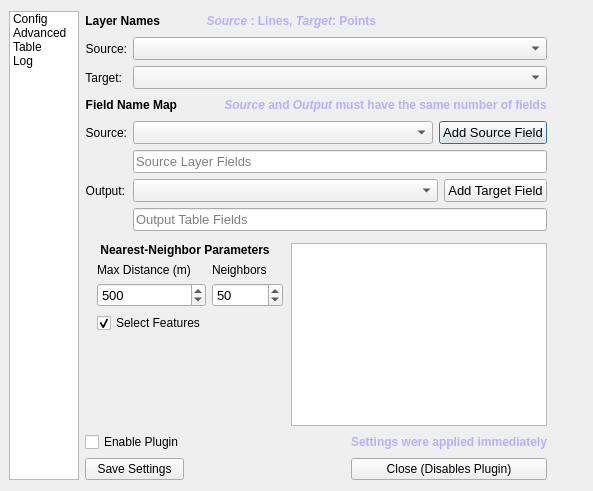
Before: the Qt Designer form src/dialog_ui/dialog_base.ui in tetrakai1/GetFeats, drawn with Qt 5.
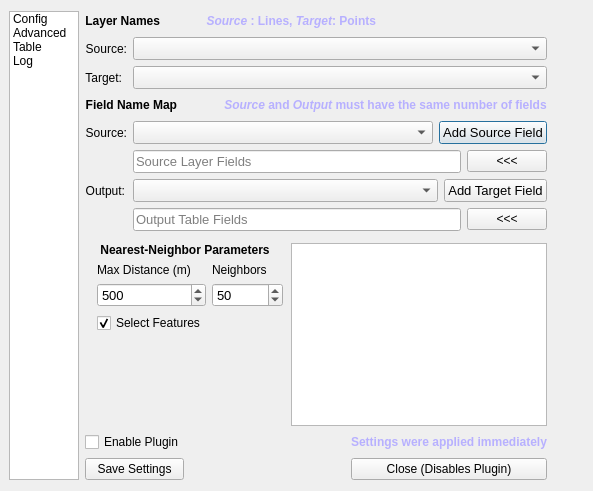
After: the same form once the commit is applied. The open tabs and pages were chosen to show the change. Custom widgets are drawn as their Qt base class.

Commit message: Added button to delete last field on config page with mouse

```diff
--- a/src/dialog_ui/dialog_base.ui
+++ b/src/dialog_ui/dialog_base.ui
@@ -77,7 +77,7 @@
       <number>0</number>
      </property>
      <property name="currentIndex">
-      <number>3</number>
+      <number>0</number>
      </property>
      <widget class="QWidget" name="page">
       <property name="sizePolicy">
@@ -449,82 +449,14 @@
                   <property name="bottomMargin">
                    <number>0</number>
                   </property>
-                  <item row="2" column="1">
-                   <widget class="QLineEdit" name="sourceFields">
-                    <property name="font">
-                     <font>
-                      <pointsize>10</pointsize>
-                     </font>
-                    </property>
-                    <property name="focusPolicy">
-                     <enum>Qt::StrongFocus</enum>
-                    </property>
-                    <property name="toolTip">
-                     <string>Source field names to map to output (max 100 characters)</string>
-                    </property>
-                    <property name="styleSheet">
-                     <string notr="true"/>
-                    </property>
+                  <item row="1" column="0">
+                   <widget class="QLabel" name="label_44">
                     <property name="text">
-                     <string/>
+                     <string>Source:</string>
                     </property>
-                    <property name="maxLength">
-                     <number>100</number>
+                    <property name="alignment">
+                     <set>Qt::AlignRight|Qt::AlignTrailing|Qt::AlignVCenter</set>
                     </property>
-                    <property name="placeholderText">
-                     <string>Source Layer Fields</string>
-                    </property>
-                   </widget>
-                  </item>
-                  <item row="5" column="1">
-                   <widget class="QLineEdit" name="outputFields">
-                    <property name="font">
-                     <font>
-                      <pointsize>10</pointsize>
-                     </font>
-                    </property>
-                    <property name="toolTip">
-                     <string>Output field names for table panel (max 100 characters)</string>
-                    </property>
-                    <property name="styleSheet">
-                     <string notr="true"/>
-                    </property>
-                    <property name="text">
-                     <string/>
-                    </property>
-                    <property name="maxLength">
-                     <number>100</number>
-                    </property>
-                    <property name="placeholderText">
-                     <string>Output Table Fields</string>
-                    </property>
-                   </widget>
-                  </item>
-                  <item row="6" column="0" colspan="2">
-                   <widget class="QFrame" name="frame_7">
-                    <property name="frameShape">
-                     <enum>QFrame::NoFrame</enum>
-                    </property>
-                    <property name="frameShadow">
-                     <enum>QFrame::Plain</enum>
-                    </property>
-                    <property name="lineWidth">
-                     <number>0</number>
-                    </property>
-                    <layout class="QHBoxLayout" name="horizontalLayout_4">
-                     <property name="leftMargin">
-                      <number>0</number>
-                     </property>
-                     <property name="topMargin">
-                      <number>0</number>
-                     </property>
-                     <property name="rightMargin">
-                      <number>0</number>
-                     </property>
-                     <property name="bottomMargin">
-                      <number>0</number>
-                     </property>
-                    </layout>
                    </widget>
                   </item>
                   <item row="1" column="1">
@@ -591,6 +523,9 @@
                          <pointsize>10</pointsize>
                         </font>
                        </property>
+                       <property name="toolTip">
+                        <string>Add the selected Source field</string>
+                       </property>
                        <property name="text">
                         <string>Add Source Field</string>
                        </property>
@@ -599,10 +534,83 @@
                     </layout>
                    </widget>
                   </item>
-                  <item row="1" column="0">
-                   <widget class="QLabel" name="label_44">
+                  <item row="3" column="1">
+                   <widget class="QFrame" name="frame_25">
+                    <property name="sizePolicy">
+                     <sizepolicy hsizetype="Preferred" vsizetype="Preferred">
+                      <horstretch>0</horstretch>
+                      <verstretch>0</verstretch>
+                     </sizepolicy>
+                    </property>
+                    <property name="minimumSize">
+                     <size>
+                      <width>0</width>
+                      <height>0</height>
+                     </size>
+                    </property>
+                    <property name="frameShape">
+                     <enum>QFrame::NoFrame</enum>
+                    </property>
+                    <property name="frameShadow">
+                     <enum>QFrame::Plain</enum>
+                    </property>
+                    <layout class="QHBoxLayout" name="horizontalLayout_14">
+                     <property name="leftMargin">
+                      <number>0</number>
+                     </property>
+                     <property name="topMargin">
+                      <number>0</number>
+                     </property>
+                     <property name="rightMargin">
+                      <number>0</number>
+                     </property>
+                     <property name="bottomMargin">
+                      <number>0</number>
+                     </property>
+                     <item>
+                      <widget class="QLineEdit" name="sourceFields">
+                       <property name="font">
+                        <font>
+                         <pointsize>10</pointsize>
+                        </font>
+                       </property>
+                       <property name="focusPolicy">
+                        <enum>Qt::StrongFocus</enum>
+                       </property>
+                       <property name="toolTip">
+                        <string>Source field names to map to output (max 100 characters)</string>
+                       </property>
+                       <property name="styleSheet">
+                        <string notr="true"/>
+                       </property>
+                       <property name="text">
+                        <string/>
+                       </property>
+                       <property name="maxLength">
+                        <number>100</number>
+                       </property>
+                       <property name="placeholderText">
+                        <string>Source Layer Fields</string>
+                       </property>
+                      </widget>
+                     </item>
+                     <item>
+                      <widget class="QPushButton" name="remSourceField">
+                       <property name="toolTip">
+                        <string>Remove Last Field</string>
+                       </property>
+                       <property name="text">
+                        <string>&lt;&lt;&lt;</string>
+                       </property>
+                      </widget>
+                     </item>
+                    </layout>
+                   </widget>
+                  </item>
+                  <item row="4" column="0">
+                   <widget class="QLabel" name="label_45">
                     <property name="text">
-                     <string>Source:</string>
+                     <string>Output:</string>
                     </property>
                     <property name="alignment">
                      <set>Qt::AlignRight|Qt::AlignTrailing|Qt::AlignVCenter</set>
@@ -673,6 +681,9 @@
                          <pointsize>10</pointsize>
                         </font>
                        </property>
+                       <property name="toolTip">
+                        <string>Add the selected Target field</string>
+                       </property>
                        <property name="text">
                         <string>Add Target Field</string>
                        </property>
@@ -681,14 +692,104 @@
                     </layout>
                    </widget>
                   </item>
-                  <item row="4" column="0">
-                   <widget class="QLabel" name="label_45">
-                    <property name="text">
-                     <string>Output:</string>
+                  <item row="7" column="0" colspan="2">
+                   <widget class="QFrame" name="frame_7">
+                    <property name="frameShape">
+                     <enum>QFrame::NoFrame</enum>
                     </property>
-                    <property name="alignment">
-                     <set>Qt::AlignRight|Qt::AlignTrailing|Qt::AlignVCenter</set>
+                    <property name="frameShadow">
+                     <enum>QFrame::Plain</enum>
                     </property>
+                    <property name="lineWidth">
+                     <number>0</number>
+                    </property>
+                    <layout class="QHBoxLayout" name="horizontalLayout_4">
+                     <property name="leftMargin">
+                      <number>0</number>
+                     </property>
+                     <property name="topMargin">
+                      <number>0</number>
+                     </property>
+                     <property name="rightMargin">
+                      <number>0</number>
+                     </property>
+                     <property name="bottomMargin">
+                      <number>0</number>
+                     </property>
+                    </layout>
+                   </widget>
+                  </item>
+                  <item row="5" column="1">
+                   <widget class="QFrame" name="frame_26">
+                    <property name="sizePolicy">
+                     <sizepolicy hsizetype="Preferred" vsizetype="Preferred">
+                      <horstretch>0</horstretch>
+                      <verstretch>0</verstretch>
+                     </sizepolicy>
+                    </property>
+                    <property name="minimumSize">
+                     <size>
+                      <width>100</width>
+                      <height>0</height>
+                     </size>
+                    </property>
+                    <property name="frameShape">
+                     <enum>QFrame::NoFrame</enum>
+                    </property>
+                    <property name="frameShadow">
+                     <enum>QFrame::Plain</enum>
+                    </property>
+                    <property name="lineWidth">
+                     <number>0</number>
+                    </property>
+                    <layout class="QHBoxLayout" name="horizontalLayout_15">
+                     <property name="leftMargin">
+                      <number>0</number>
+                     </property>
+                     <property name="topMargin">
+                      <number>0</number>
+                     </property>
+                     <property name="rightMargin">
+                      <number>0</number>
+                     </property>
+                     <property name="bottomMargin">
+                      <number>0</number>
+                     </property>
+                     <item>
+                      <widget class="QLineEdit" name="outputFields">
+                       <property name="font">
+                        <font>
+                         <pointsize>10</pointsize>
+                        </font>
+                       </property>
+                       <property name="toolTip">
+                        <string>Output field names for table panel (max 100 characters)</string>
+                       </property>
+                       <property name="styleSheet">
+                        <string notr="true"/>
+                       </property>
+                       <property name="text">
+                        <string/>
+                       </property>
+                       <property name="maxLength">
+                        <number>100</number>
+                       </property>
+                       <property name="placeholderText">
+                        <string>Output Table Fields</string>
+                       </property>
+                      </widget>
+                     </item>
+                     <item>
+                      <widget class="QPushButton" name="remOutField">
+                       <property name="toolTip">
+                        <string>Remove Last Field</string>
+                       </property>
+                       <property name="text">
+                        <string>&lt;&lt;&lt;</string>
+                       </property>
+                      </widget>
+                     </item>
+                    </layout>
                    </widget>
                   </item>
                  </layout>
```
The commit also changes 3 other files.
